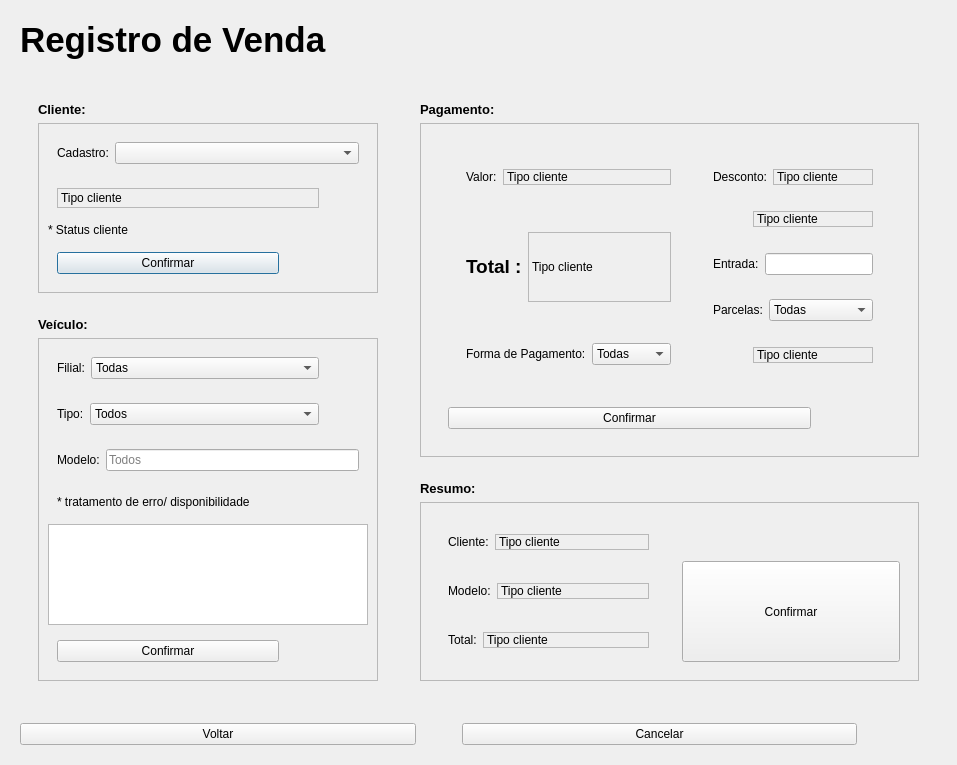
Above: telaresgistrovendas.ui from EduardoHaagP/ProjetoPOO before the change. Below: the same form after it.
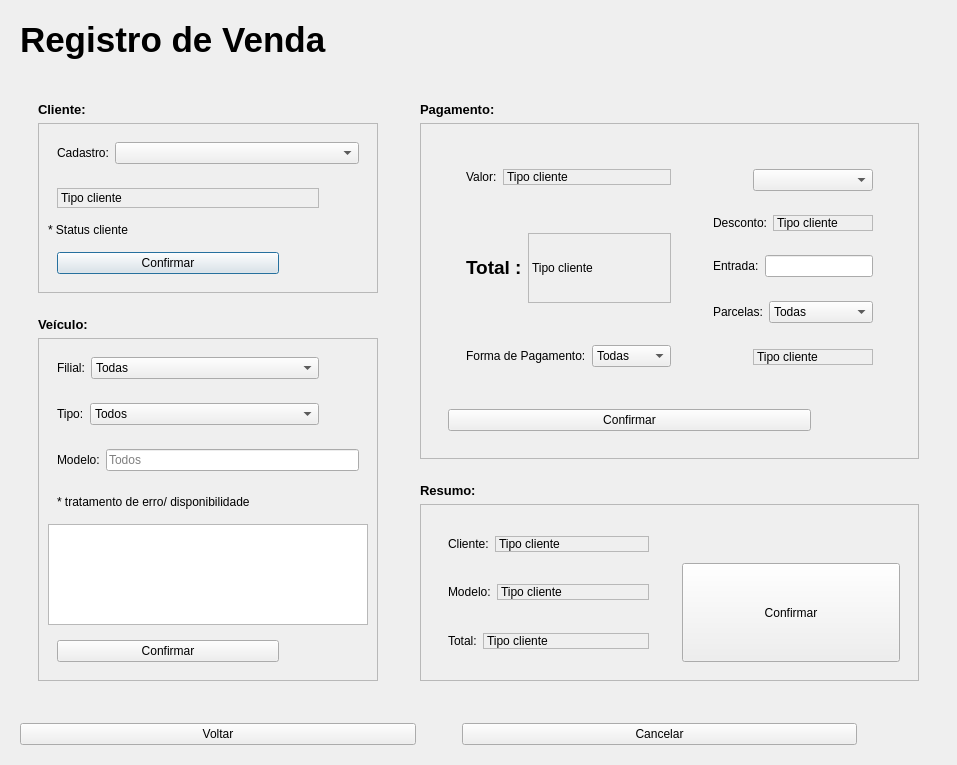
That is the form after the change.

Commit message: att tela vendas

The edit to the form file:
```diff
--- a/telaresgistrovendas.ui
+++ b/telaresgistrovendas.ui
@@ -694,6 +694,31 @@
                      <item>
                       <widget class="QWidget" name="widget_14" native="true">
                        <layout class="QVBoxLayout" name="verticalLayout_12">
+                        <item>
+                         <widget class="QWidget" name="widget_20" native="true">
+                          <layout class="QHBoxLayout" name="horizontalLayout_19">
+                           <item>
+                            <spacer name="horizontalSpacer_13">
+                             <property name="orientation">
+                              <enum>Qt::Horizontal</enum>
+                             </property>
+                             <property name="sizeType">
+                              <enum>QSizePolicy::Minimum</enum>
+                             </property>
+                             <property name="sizeHint" stdset="0">
+                              <size>
+                               <width>40</width>
+                               <height>20</height>
+                              </size>
+                             </property>
+                            </spacer>
+                           </item>
+                           <item>
+                            <widget class="QComboBox" name="inpDesconto"/>
+                           </item>
+                          </layout>
+                         </widget>
+                        </item>
                         <item>
                          <widget class="QWidget" name="widget_21" native="true">
                           <layout class="QHBoxLayout" name="horizontalLayout_18">
@@ -711,48 +736,7 @@
                             </widget>
                            </item>
                            <item>
-                            <widget class="QLabel" name="label_34">
-                             <property name="sizePolicy">
-                              <sizepolicy hsizetype="Minimum" vsizetype="Fixed">
-                               <horstretch>0</horstretch>
-                               <verstretch>0</verstretch>
-                              </sizepolicy>
-                             </property>
-                             <property name="frameShape">
-                              <enum>QFrame::StyledPanel</enum>
-                             </property>
-                             <property name="frameShadow">
-                              <enum>QFrame::Sunken</enum>
-                             </property>
-                             <property name="text">
-                              <string>Tipo cliente</string>
-                             </property>
-                            </widget>
-                           </item>
-                          </layout>
-                         </widget>
-                        </item>
-                        <item alignment="Qt::AlignTop">
-                         <widget class="QWidget" name="widget_20" native="true">
-                          <layout class="QHBoxLayout" name="horizontalLayout_19">
-                           <item>
-                            <spacer name="horizontalSpacer_13">
-                             <property name="orientation">
-                              <enum>Qt::Horizontal</enum>
-                             </property>
-                             <property name="sizeType">
-                              <enum>QSizePolicy::Minimum</enum>
-                             </property>
-                             <property name="sizeHint" stdset="0">
-                              <size>
-                               <width>40</width>
-                               <height>20</height>
-                              </size>
-                             </property>
-                            </spacer>
-                           </item>
-                           <item>
-                            <widget class="QLabel" name="label_32">
+                            <widget class="QLabel" name="txtDesconto">
                              <property name="sizePolicy">
                               <sizepolicy hsizetype="Minimum" vsizetype="Fixed">
                                <horstretch>0</horstretch>
```
Left out of the diff: 34 changed lines with no effect on the pictures. The commit also changes 5 other files.
